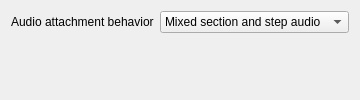
Above: isu/ui/ops/text.ui from clpi/isutils before the change. Below: the same form after it.
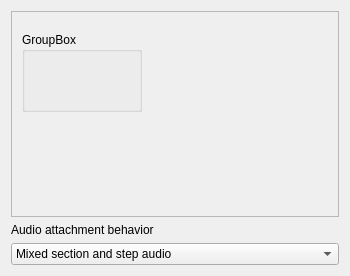
That is the form after the change.

```diff
--- a/isu/ui/ops/text.ui
+++ b/isu/ui/ops/text.ui
@@ -6,8 +6,53 @@
  <class>Form</class>
 
         <widget class="QWidget" name="textOp">
-         <layout class="QFormLayout" name="formLayout_8">
-          <item row="0" column="1">
+  <property name="geometry">
+   <rect>
+    <x>0</x>
+    <y>0</y>
+    <width>350</width>
+    <height>276</height>
+   </rect>
+  </property>
+  <layout class="QVBoxLayout" name="verticalLayout">
+   <item>
+    <widget class="QScrollArea" name="scrollArea">
+     <property name="widgetResizable">
+      <bool>true</bool>
+     </property>
+     <widget class="QWidget" name="scrollAreaWidgetContents">
+      <property name="geometry">
+       <rect>
+        <x>0</x>
+        <y>0</y>
+        <width>330</width>
+        <height>206</height>
+       </rect>
+      </property>
+      <widget class="QGroupBox" name="groupBox">
+       <property name="geometry">
+        <rect>
+         <x>10</x>
+         <y>20</y>
+         <width>120</width>
+         <height>80</height>
+        </rect>
+       </property>
+       <property name="title">
+        <string>GroupBox</string>
+       </property>
+      </widget>
+     </widget>
+    </widget>
+   </item>
+   <item>
+    <widget class="QLabel" name="label_8">
+     <property name="text">
+      <string>Audio attachment behavior</string>
+     </property>
+    </widget>
+   </item>
+   <item>
            <widget class="QComboBox" name="comboBox">
             <item>
              <property name="text">
@@ -26,16 +71,8 @@
             </item>
            </widget>
           </item>
-          <item row="0" column="0">
-           <widget class="QLabel" name="label_8">
-            <property name="text">
-             <string>Audio attachment behavior</string>
-            </property>
-           </widget>
-          </item>
-         </layout>
-        </widget>
-
- <pixmapfunction></pixmapfunction>
+  </layout>
+ </widget>
+ <resources/>
  <connections/>
 </ui>
```
Left out of the diff: 10 changed lines with no effect on the pictures. Lines whose indentation alone changed are shown as unchanged.
